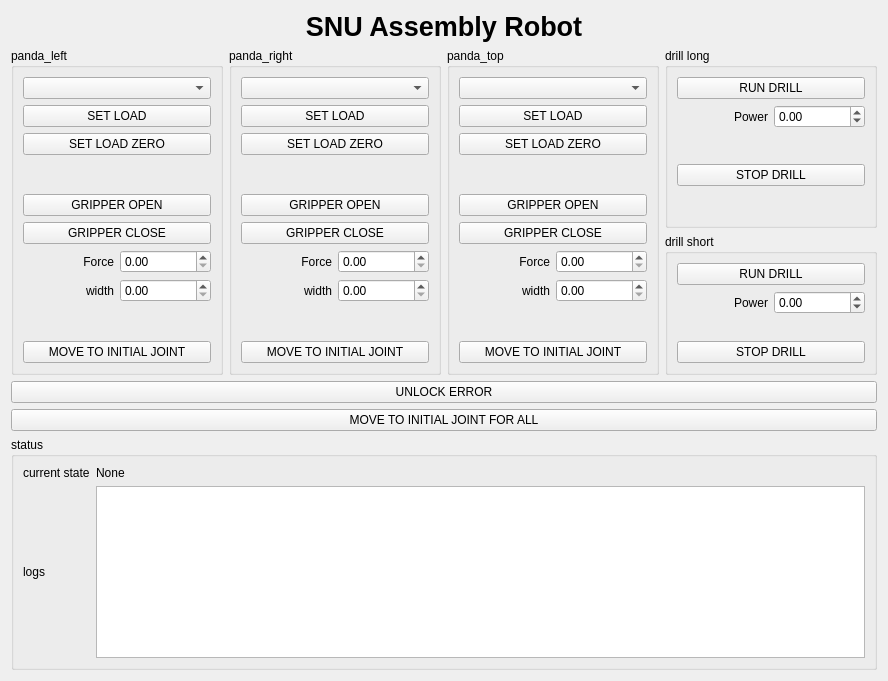
First picture: the form in resource/AssemblyGuiPlugin.ui, repository psh117/assembly_gui_rqt_plugin, before the edit.
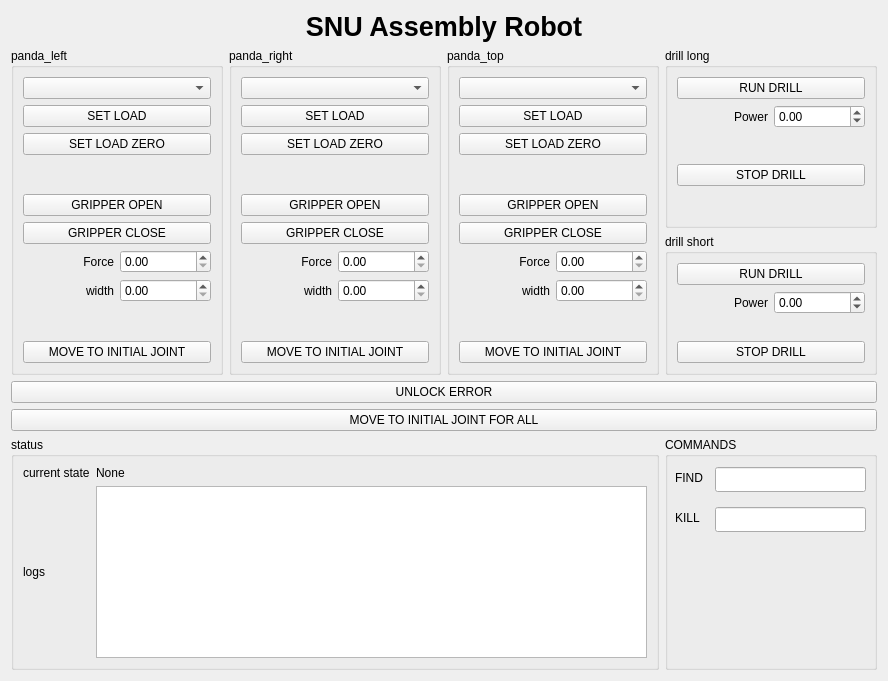
Second picture: the form after the edit.

Commit message: can kill process now

What changed in the file:
```diff
--- a/resource/AssemblyGuiPlugin.ui
+++ b/resource/AssemblyGuiPlugin.ui
@@ -14,13 +14,6 @@
    <string>Form</string>
   </property>
   <layout class="QGridLayout" name="gridLayout_2">
-   <item row="4" column="0" colspan="4">
-    <widget class="QPushButton" name="btn_init_joint_all">
-     <property name="text">
-      <string>MOVE TO INITIAL JOINT FOR ALL</string>
-     </property>
-    </widget>
-   </item>
    <item row="0" column="0" colspan="4">
     <widget class="QLabel" name="label_9">
      <property name="font">
@@ -408,49 +401,6 @@
      </layout>
     </widget>
    </item>
-   <item row="3" column="0" colspan="4">
-    <widget class="QPushButton" name="btn_unlock_error">
-     <property name="text">
-      <string>UNLOCK ERROR</string>
-     </property>
-    </widget>
-   </item>
-   <item row="5" column="0" colspan="4">
-    <widget class="QGroupBox" name="groupBox_6">
-     <property name="layoutDirection">
-      <enum>Qt::LeftToRight</enum>
-     </property>
-     <property name="title">
-      <string>status</string>
-     </property>
-     <layout class="QGridLayout" name="gridLayout_8">
-      <item row="1" column="2">
-       <widget class="QTextBrowser" name="textBrowser"/>
-      </item>
-      <item row="0" column="0">
-       <widget class="QLabel" name="label_11">
-        <property name="text">
-         <string>current state</string>
-        </property>
-       </widget>
-      </item>
-      <item row="1" column="0">
-       <widget class="QLabel" name="label_10">
-        <property name="text">
-         <string>logs</string>
-        </property>
-       </widget>
-      </item>
-      <item row="0" column="2">
-       <widget class="QLabel" name="label_12">
-        <property name="text">
-         <string>None</string>
-        </property>
-       </widget>
-      </item>
-     </layout>
-    </widget>
-   </item>
    <item row="1" column="1" rowspan="2">
     <widget class="QGroupBox" name="RightGroupBox">
      <property name="layoutDirection">
@@ -567,6 +517,109 @@
      </layout>
     </widget>
    </item>
+   <item row="5" column="0" colspan="3">
+    <widget class="QGroupBox" name="groupBox_6">
+     <property name="layoutDirection">
+      <enum>Qt::LeftToRight</enum>
+     </property>
+     <property name="title">
+      <string>status</string>
+     </property>
+     <layout class="QGridLayout" name="gridLayout_8">
+      <item row="1" column="2">
+       <widget class="QTextBrowser" name="textBrowser"/>
+      </item>
+      <item row="0" column="0">
+       <widget class="QLabel" name="label_11">
+        <property name="text">
+         <string>current state</string>
+        </property>
+       </widget>
+      </item>
+      <item row="0" column="2">
+       <widget class="QLabel" name="label_12">
+        <property name="text">
+         <string>None</string>
+        </property>
+       </widget>
+      </item>
+      <item row="1" column="0">
+       <widget class="QLabel" name="label_10">
+        <property name="text">
+         <string>logs</string>
+        </property>
+       </widget>
+      </item>
+     </layout>
+    </widget>
+   </item>
+   <item row="5" column="3">
+    <widget class="QGroupBox" name="groupBox">
+     <property name="title">
+      <string>COMMANDS</string>
+     </property>
+     <widget class="QLineEdit" name="line_kill">
+      <property name="geometry">
+       <rect>
+        <x>50</x>
+        <y>70</y>
+        <width>151</width>
+        <height>25</height>
+       </rect>
+      </property>
+     </widget>
+     <widget class="QLineEdit" name="line_find">
+      <property name="geometry">
+       <rect>
+        <x>50</x>
+        <y>30</y>
+        <width>151</width>
+        <height>25</height>
+       </rect>
+      </property>
+     </widget>
+     <widget class="QLabel" name="label_13">
+      <property name="geometry">
+       <rect>
+        <x>10</x>
+        <y>30</y>
+        <width>41</width>
+        <height>21</height>
+       </rect>
+      </property>
+      <property name="text">
+       <string>FIND</string>
+      </property>
+     </widget>
+     <widget class="QLabel" name="label_14">
+      <property name="geometry">
+       <rect>
+        <x>10</x>
+        <y>70</y>
+        <width>41</width>
+        <height>21</height>
+       </rect>
+      </property>
+      <property name="text">
+       <string>KILL</string>
+      </property>
+     </widget>
+    </widget>
+   </item>
+   <item row="3" column="0" colspan="4">
+    <widget class="QPushButton" name="btn_unlock_error">
+     <property name="text">
+      <string>UNLOCK ERROR</string>
+     </property>
+    </widget>
+   </item>
+   <item row="4" column="0" colspan="4">
+    <widget class="QPushButton" name="btn_init_joint_all">
+     <property name="text">
+      <string>MOVE TO INITIAL JOINT FOR ALL</string>
+     </property>
+    </widget>
+   </item>
   </layout>
  </widget>
  <resources/>
```
The commit also changes 1 other file.
